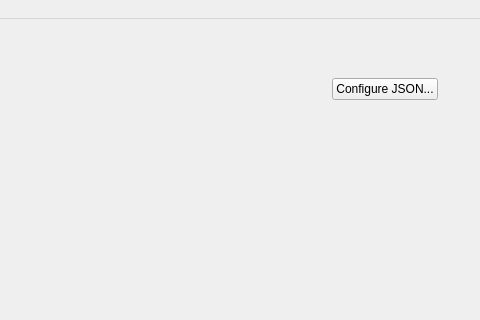
This is forms/mainwindow.ui in huderlem/porymap as Qt 5 draws it before an edit; both pictures show x 807 to 1287 and y 0 to 320 of the 1287 by 903 pixel window. The edited form follows.
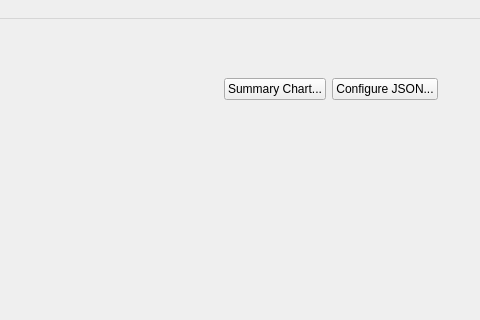
This is the edited form. The open tabs and pages were chosen to show the change. Icons and pictures are not drawn. Custom widgets are drawn as their Qt base class.

Commit message: Initial wild pokemon summary chart

What changed in the file:
```diff
--- a/forms/mainwindow.ui
+++ b/forms/mainwindow.ui
@@ -3010,6 +3010,13 @@
                     </property>
                    </spacer>
                   </item>
+                  <item>
+                   <widget class="QPushButton" name="pushButton_SummaryChart">
+                    <property name="text">
+                     <string>Summary Chart...</string>
+                    </property>
+                   </widget>
+                  </item>
                   <item>
                    <widget class="QPushButton" name="pushButton_ConfigureEncountersJSON">
                     <property name="text">
```
The commit also changes 9 other files.
